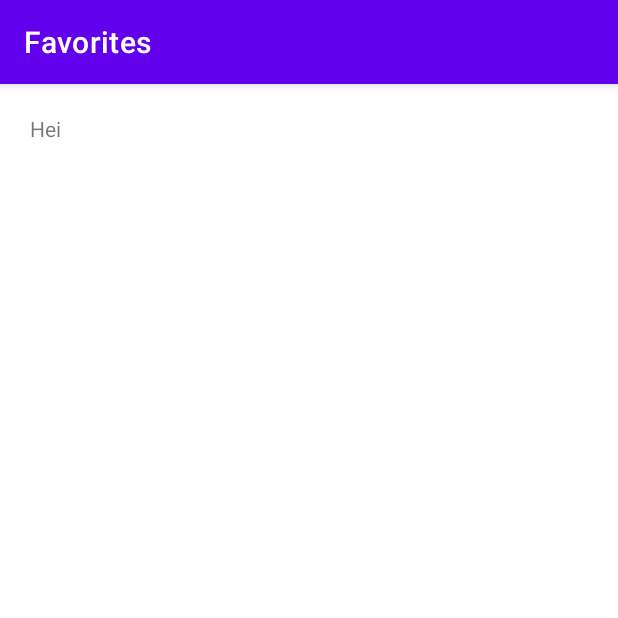
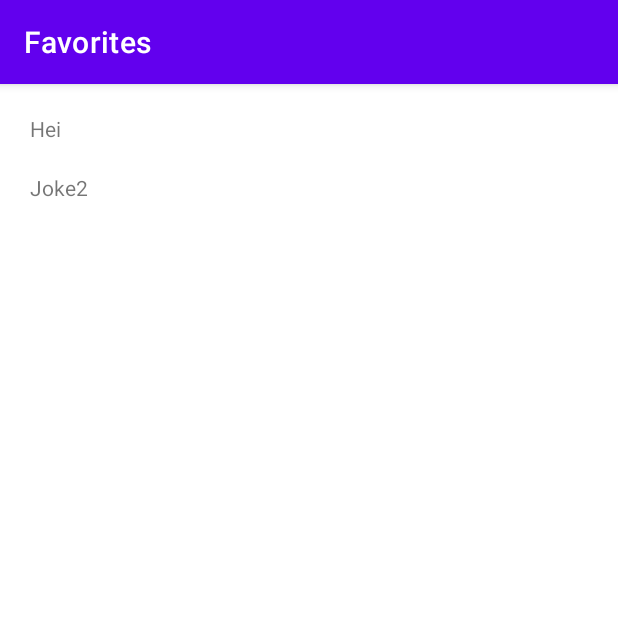
Before and after one commit to TorgeirEIkeland/Am-i-a-joke-to-you, an Android app: the NotificationsFragment screen opened through its navigation route, on a phone screen of 412 x 824 dp, the top half of it. Run offline under Robolectric (Android 15) with nearby library versions, the phone set to English and light mode, and no system bars; our stand-ins replace navigation-ui.

Commit message:
recyclerview added

```diff
--- /dev/null
+++ b/app/src/main/java/com/example/amiajoketoyouu/ui/notifications/Joke.kt
@@ -0,0 +1,5 @@
+package com.example.amiajoketoyouu.ui.notifications
+
+data class Joke(
+        val joke: String
+)
--- a/app/src/main/java/com/example/amiajoketoyouu/ui/notifications/JokeAdapter.kt
+++ b/app/src/main/java/com/example/amiajoketoyouu/ui/notifications/JokeAdapter.kt
@@ -8,7 +8,10 @@ import androidx.recyclerview.widget.RecyclerView
 import com.example.amiajoketoyouu.R
 
 
-class CustomAdapter(var dataSet: List<String>) :
+
+
+
+class CustomAdapter(var dataSet: List<Joke>) :
         RecyclerView.Adapter<CustomAdapter.ViewHolder>() {
 
 
@@ -36,15 +39,19 @@ class CustomAdapter(var dataSet: List<String>) :
     // Replace the contents of a view (invoked by the layout manager)
     override fun onBindViewHolder(viewHolder: ViewHolder, position: Int) {
 
-        viewHolder.textView.text = dataSet[position]
+        viewHolder.textView.text = dataSet[position].joke
 
     }
 
     // Return the size of your dataset (invoked by the layout manager)
     override fun getItemCount() = dataSet.size
-    fun updateAdapter(newData: List<String>) {
+    fun updateAdapter(newData: List<Joke>) {
         dataSet = newData
         notifyDataSetChanged()
     }
 
+    fun addInstance(list: List<Joke>) {
+        updateAdapter(dataSet + list)
+    }
+
 }
--- a/app/src/main/java/com/example/amiajoketoyouu/ui/notifications/NotificationsFragment.kt
+++ b/app/src/main/java/com/example/amiajoketoyouu/ui/notifications/NotificationsFragment.kt
@@ -41,6 +41,6 @@ class NotificationsFragment : Fragment() {
         super.onViewCreated(view, savedInstanceState)
         initRecyclerView()
 
-        customAdapter?.updateAdapter(listOf("Hei"))
+        customAdapter?.addInstance(listOf(Joke("Hei"), Joke("Joke2")))
     }
 }
--- a/app/src/main/res/layout/joke_adapter_view.xml
+++ b/app/src/main/res/layout/joke_adapter_view.xml
@@ -1,7 +1,7 @@
 <?xml version="1.0" encoding="utf-8"?>
 <androidx.constraintlayout.widget.ConstraintLayout xmlns:android="http://schemas.android.com/apk/res/android"
     android:layout_width="match_parent"
-    android:layout_height="match_parent"
+    android:layout_height="wrap_content"
     xmlns:app="http://schemas.android.com/apk/res-auto">
 
     <TextView
```
